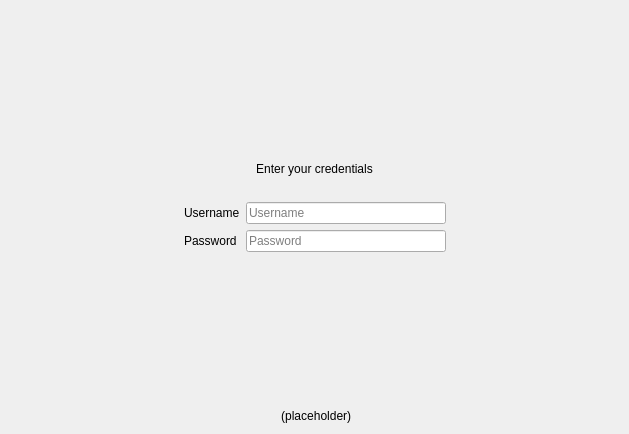
Old version of the form src/gui/newwizard/pages/basiccredentialssetupwizardpage.ui in the repository nextcloud/desktop.
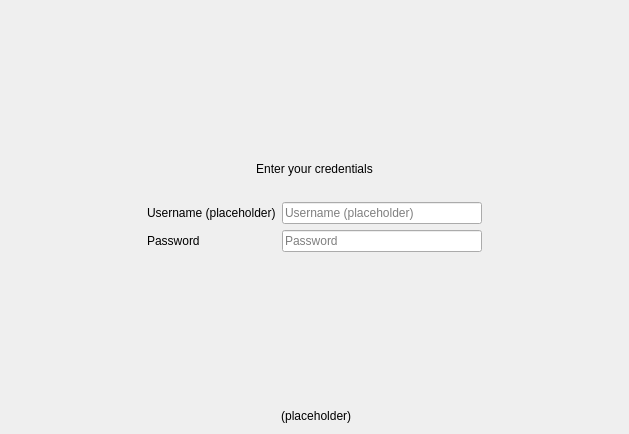
New version of the form.

Commit message: Synchronize username label text and line edit placeholder

Diff of the .ui file:
```diff
--- a/src/gui/newwizard/pages/basiccredentialssetupwizardpage.ui
+++ b/src/gui/newwizard/pages/basiccredentialssetupwizardpage.ui
@@ -76,7 +76,7 @@
        <item row="0" column="0">
         <widget class="QLabel" name="usernameLabel">
          <property name="text">
-          <string>Username</string>
+          <string notr="true">Username (placeholder)</string>
          </property>
         </widget>
        </item>
@@ -89,7 +89,7 @@
           </size>
          </property>
          <property name="placeholderText">
-          <string>Username</string>
+          <string notr="true">Username (placeholder)</string>
          </property>
         </widget>
        </item>
```
The commit also changes 1 other file.
